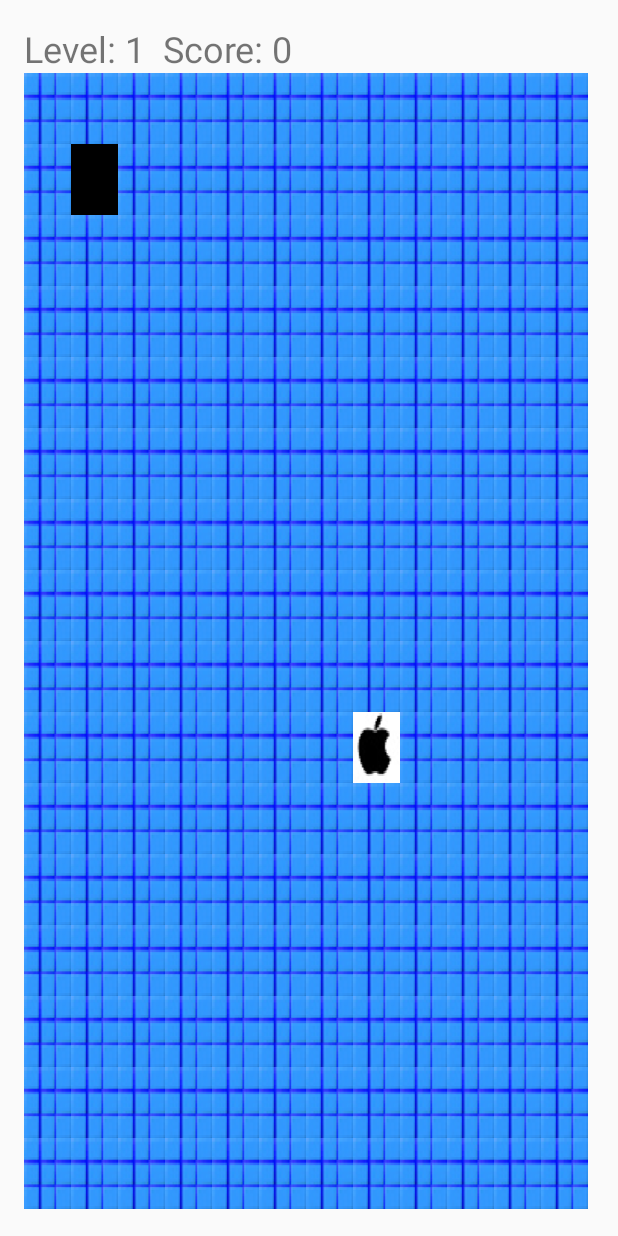
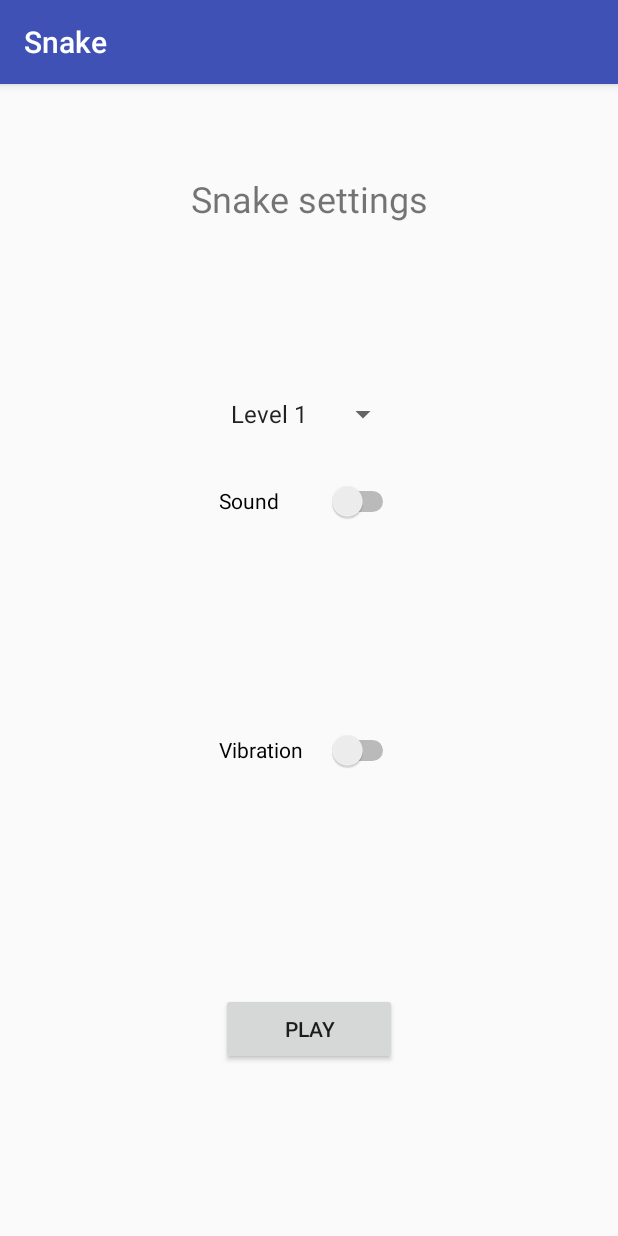
Before and after one commit to faltos/Had, an Android app: the screen it shows after launch (MainActivity before the commit, SettingsActivity after it), on a phone screen of 412 x 824 dp. Run offline under Robolectric (Android 15) with nearby library versions, the phone set to English and light mode, and no system bars.

Commit message:
Update game settings - UI

```diff
--- a/app/build.gradle
+++ b/app/build.gradle
@@ -20,6 +20,7 @@ android {
 }
 
 dependencies {
+    implementation 'com.android.support.constraint:constraint-layout:1.0.2'
     compile fileTree(dir: 'libs', include: ['*.jar'])
     testCompile 'junit:junit:4.12'
     compile 'com.android.support:appcompat-v7:23.4.0'
--- /dev/null
+++ b/app/src/main/java/com/example/kru13/sokoview/SettingsActivity.java
@@ -0,0 +1,38 @@
+package com.example.kru13.sokoview;
+
+import android.app.Activity;
+import android.support.v7.app.AppCompatActivity;
+import android.os.Bundle;
+import android.view.View;
+import android.widget.AdapterView;
+import android.widget.ArrayAdapter;
+import android.widget.Spinner;
+
+public class SettingsActivity extends AppCompatActivity {
+
+    @Override
+    protected void onCreate(Bundle savedInstanceState) {
+        super.onCreate(savedInstanceState);
+        setContentView(R.layout.activity_settings);
+
+        Spinner spinner = (Spinner) findViewById(R.id.levels_spinner);
+        ArrayAdapter<CharSequence> adapter = ArrayAdapter.createFromResource(this,
+                R.array.levels_array, android.R.layout.simple_spinner_item);
+        adapter.setDropDownViewResource(android.R.layout.simple_spinner_dropdown_item);
+
+        spinner.setAdapter(adapter);
+
+        spinner.setOnItemSelectedListener(new AdapterView.OnItemSelectedListener() {
+            @Override
+            public void onItemSelected(AdapterView<?> adapterView, View view, int i, long l) {
+
+                adapterView.getItemAtPosition(i);
+            }
+
+            @Override
+            public void onNothingSelected(AdapterView<?> adapterView) {
+
+            }
+        });
+    }
+}
--- a/app/src/main/java/com/example/kru13/sokoview/SnakeView.java
+++ b/app/src/main/java/com/example/kru13/sokoview/SnakeView.java
@@ -54,8 +54,10 @@ public class SnakeView extends View {
     public ArrayList<Integer> snakeBody = new ArrayList<>();
 
     Integer level1[] = new Integer[192];
-
-    Integer level2[] = new Integer[100];
+    Integer level2[] = new Integer[192];
+    Integer level3[] = new Integer[192];
+    Integer level4[] = new Integer[192];
+    Integer level5[] = new Integer[192];
 
     Integer[] levelGame;
 
--- /dev/null
+++ b/app/src/main/res/layout/activity_settings.xml
@@ -0,0 +1,86 @@
+<?xml version="1.0" encoding="utf-8"?>
+<android.support.constraint.ConstraintLayout xmlns:android="http://schemas.android.com/apk/res/android"
+    xmlns:app="http://schemas.android.com/apk/res-auto"
+    xmlns:tools="http://schemas.android.com/tools"
+    android:layout_width="match_parent"
+    android:layout_height="match_parent"
+    tools:context="com.example.kru13.sokoview.SettingsActivity">
+
+    <TextView
+        android:id="@+id/textView"
+        android:layout_width="wrap_content"
+        android:layout_height="wrap_content"
+        android:layout_marginBottom="8dp"
+        android:layout_marginEnd="8dp"
+        android:layout_marginStart="8dp"
+        android:layout_marginTop="8dp"
+        android:text="Snake settings"
+        android:textSize="24sp"
+        app:layout_constraintBottom_toBottomOf="parent"
+        app:layout_constraintEnd_toEndOf="parent"
+        app:layout_constraintHorizontal_bias="0.502"
+        app:layout_constraintStart_toStartOf="parent"
+        app:layout_constraintTop_toTopOf="parent"
+        app:layout_constraintVertical_bias="0.072" />
+
+    <Spinner
+        android:id="@+id/levels_spinner"
+        android:layout_width="120dp"
+        android:layout_height="60dp"
+        android:layout_marginBottom="8dp"
+        android:layout_marginEnd="8dp"
+        android:layout_marginStart="8dp"
+        android:layout_marginTop="8dp"
+        app:layout_constraintBottom_toBottomOf="parent"
+        app:layout_constraintEnd_toEndOf="parent"
+        app:layout_constraintStart_toStartOf="parent"
+        app:layout_constraintTop_toTopOf="parent"
+        app:layout_constraintVertical_bias="0.263" />
+
+    <Switch
+        android:id="@+id/switchSound"
+        android:layout_width="120dp"
+        android:layout_height="60dp"
+        android:layout_marginBottom="1dp"
+        android:layout_marginEnd="8dp"
+        android:layout_marginStart="8dp"
+        android:layout_marginTop="248dp"
+        android:text="Sound"
+        app:layout_constraintBottom_toBottomOf="parent"
+        app:layout_constraintEnd_toEndOf="parent"
+        app:layout_constraintStart_toStartOf="parent"
+        app:layout_constraintTop_toTopOf="parent"
+        app:layout_constraintVertical_bias="0.0" />
+
+    <Switch
+        android:id="@+id/switchVibration"
+        android:layout_width="120dp"
+        android:layout_height="60dp"
+        android:layout_marginBottom="8dp"
+        android:layout_marginEnd="8dp"
+        android:layout_marginStart="8dp"
+        android:layout_marginTop="1dp"
+        android:text="Vibration"
+        app:layout_constraintBottom_toBottomOf="parent"
+        app:layout_constraintEnd_toEndOf="parent"
+        app:layout_constraintStart_toStartOf="parent"
+        app:layout_constraintTop_toTopOf="parent"
+        app:layout_constraintVertical_bias="0.591" />
+
+    <Button
+        android:id="@+id/buttonPlay"
+        android:layout_width="117dp"
+        android:layout_height="wrap_content"
+        android:layout_marginBottom="8dp"
+        android:layout_marginEnd="8dp"
+        android:layout_marginStart="8dp"
+        android:layout_marginTop="8dp"
+        android:text="Play"
+        app:layout_constraintBottom_toBottomOf="parent"
+        app:layout_constraintEnd_toEndOf="parent"
+        app:layout_constraintHorizontal_bias="0.501"
+        app:layout_constraintStart_toStartOf="parent"
+        app:layout_constraintTop_toTopOf="parent"
+        app:layout_constraintVertical_bias="0.849" />
+
+</android.support.constraint.ConstraintLayout>
--- a/app/src/main/res/values/strings.xml
+++ b/app/src/main/res/values/strings.xml
@@ -1,3 +1,11 @@
 <resources>
-    <string name="app_name">SokoView</string>
+    <string name="app_name">Snake</string>
+
+    <string-array name="levels_array">
+        <item>Level 1</item>
+        <item>Level 2</item>
+        <item>Level 3</item>
+        <item>Level 4</item>
+        <item>Level 5</item>
+    </string-array>
 </resources>
```
Also changed, not shown: app/src/main/AndroidManifest.xml (+5 -2 lines), app/src/main/java/com/example/kru13/sokoview/MainActivity.java (+63 -6 lines).
